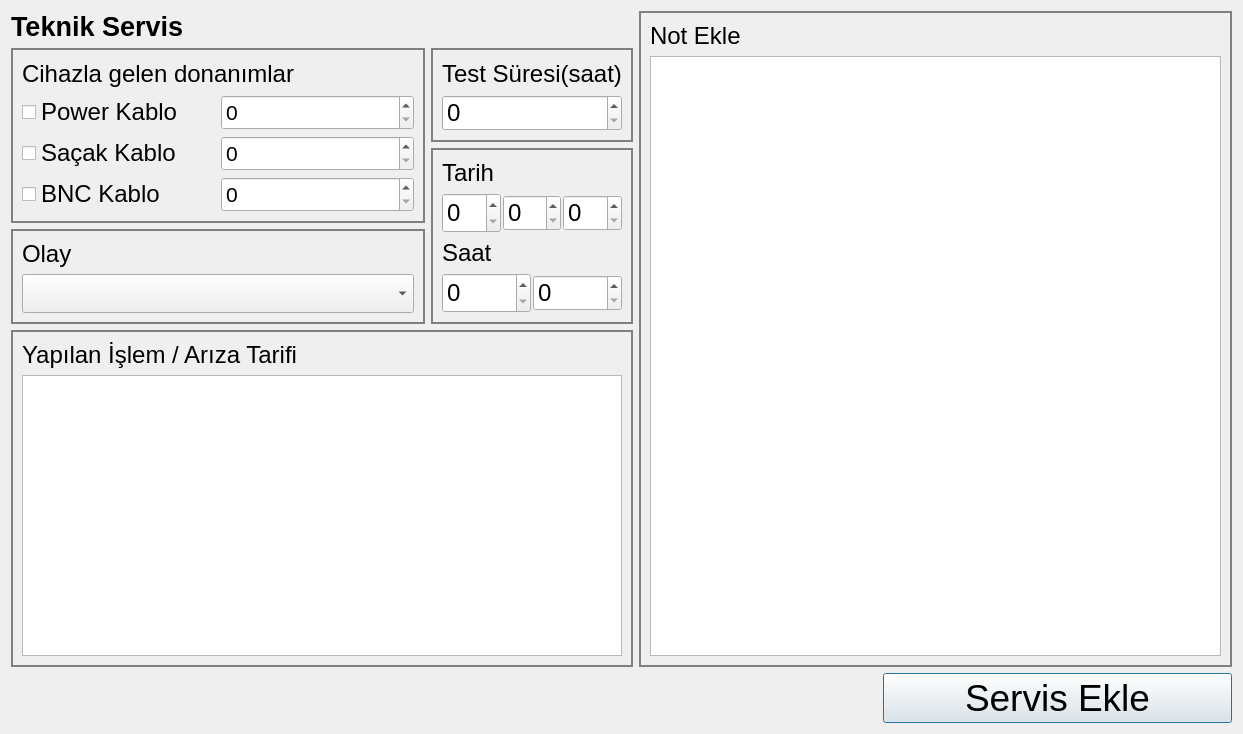
Qt form src/serverservisdialog.ui (yunusemrecinar/QT5-cihaz-kimlik-teknik-servis) before a commit.
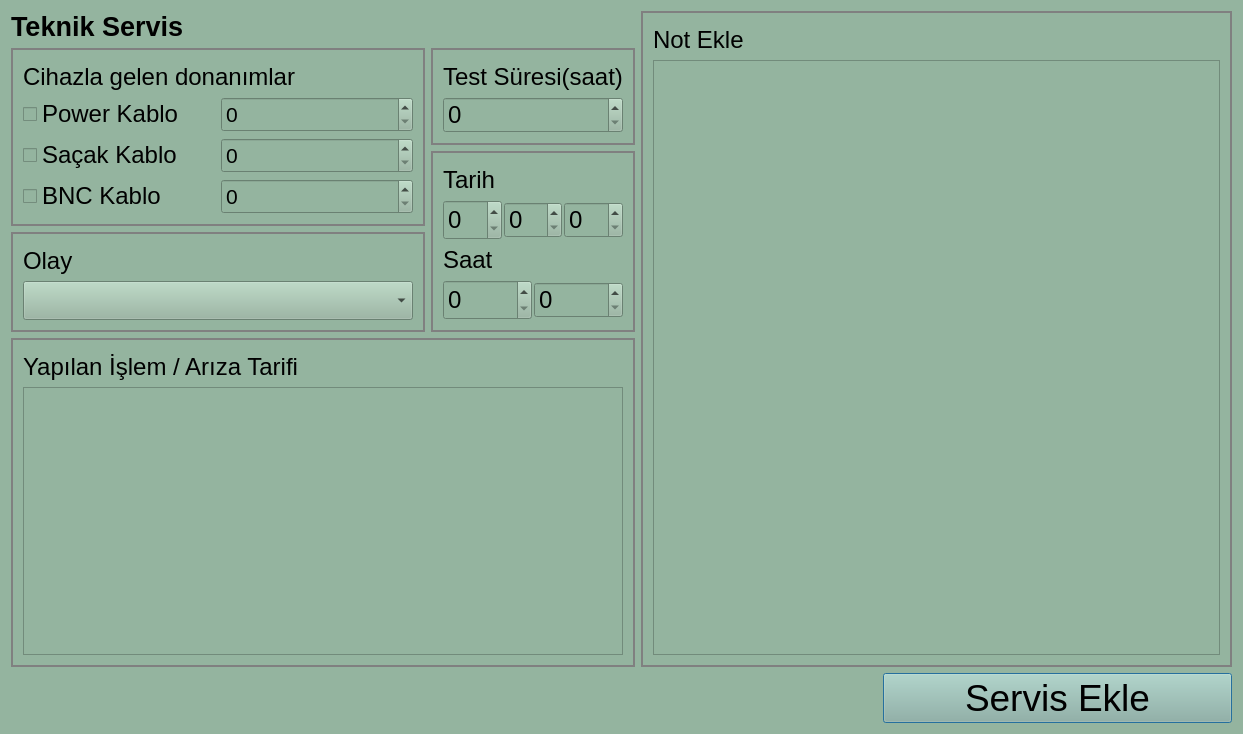
The same form after that commit.

Diff of the .ui file:
```diff
--- a/src/serverservisdialog.ui
+++ b/src/serverservisdialog.ui
@@ -13,6 +13,11 @@
   <property name="windowTitle">
    <string>Dialog</string>
   </property>
+  <property name="styleSheet">
+   <string notr="true">QWidget {
+  background-color: #94B49F ;
+}</string>
+  </property>
   <layout class="QVBoxLayout" name="verticalLayout_5">
    <item>
     <layout class="QVBoxLayout" name="verticalLayout_12">
```
